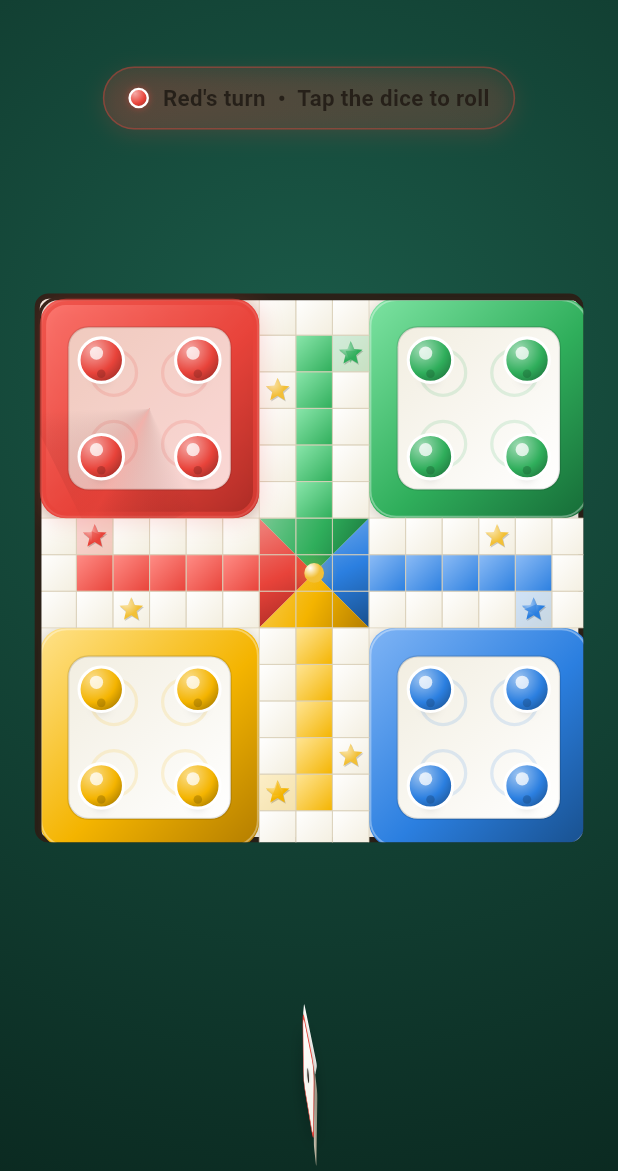
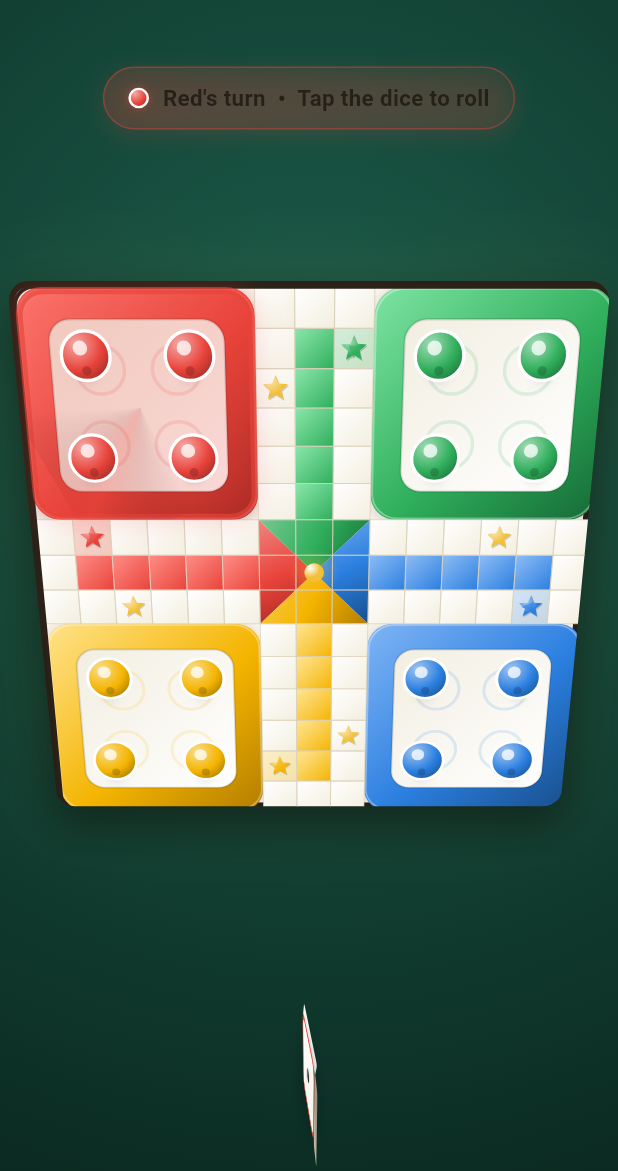
Before and after one commit to Gulshid/Ludo-Game, a Flutter app: the GameScreen screen opened directly, after a tap on the "volume up" icon, on a phone screen of 412 x 824 dp, the part 65-1236 px from its top. Run offline on Flutter 3.47's test engine with Material 3 defaults, Android fonts, the phone set to English and light mode, and no system bars; our stand-ins replace audioplayers, confetti, flutter_animate, flutter_screenutil, shared_preferences, vibration; accounts and stored records are empty.

Commit message:
Game provider is updated

```diff
--- a/ludo_game/lib/providers/game_provider.dart
+++ b/ludo_game/lib/providers/game_provider.dart
@@ -43,6 +43,7 @@ class GameProvider extends ChangeNotifier {
   // a SnackBar on every rebuild.
   int _captureEventId = 0;
   String? _lastCaptureMessage;
+  List<int>? _lastCaptureCell;
   int _turnEventId = 0;
   String? _lastTurnMessage;
 
@@ -60,6 +61,12 @@ class GameProvider extends ChangeNotifier {
 
   int get captureEventId => _captureEventId;
   String? get lastCaptureMessage => _lastCaptureMessage;
+
+  /// The (row, col) board cell the last capture happened at — set right
+  /// before the captured token(s) are sent back to their yard, so the
+  /// UI can play a one-off impact effect at that spot. `null` until the
+  /// first capture of the match.
+  List<int>? get lastCaptureCell => _lastCaptureCell;
   int get turnEventId => _turnEventId;
   String? get lastTurnMessage => _lastTurnMessage;
 
@@ -100,6 +107,7 @@ class GameProvider extends ChangeNotifier {
     _isAnimating = false;
     _captureEventId = 0;
     _lastCaptureMessage = null;
+    _lastCaptureCell = null;
     _turnEventId = 0;
     _lastTurnMessage = null;
     _finishOrder.clear();
@@ -208,6 +216,7 @@ class GameProvider extends ChangeNotifier {
       final capturedTokens =
           GameRules.captureOpponentsAt(_players, token.color, cell);
       if (capturedTokens.isNotEmpty) {
+        _lastCaptureCell = cell;
         for (final t in capturedTokens) {
           t.step = -1; // sent back to yard
         }
--- a/ludo_game/lib/widgets/ludo_board.dart
+++ b/ludo_game/lib/widgets/ludo_board.dart
@@ -1,3 +1,4 @@
+import 'dart:math' as math;
 import 'package:flutter/material.dart';
 import 'package:flutter_screenutil/flutter_screenutil.dart';
 import 'package:ludo_game/models/player_color.dart';
@@ -8,43 +9,108 @@ import '../models/board_path.dart';
 import '../models/token.dart';
 import '../providers/game_provider.dart';
 import 'board_painter.dart';
+import 'capture_burst.dart';
 import 'current_turn_glow.dart';
 import 'movable_token.dart';
 
-/// Renders the full Ludo board: 4 colored yards, the cross-shaped path,
-/// colored home lanes, safe/star cells, the center triangle, and every
-/// token positioned according to [GameProvider]'s state.
+/// Renders the full Ludo board in a lightly-tilted 3D perspective: a
+/// real, wooden-table backdrop, a raised board with drop shadow, and
+/// every token positioned according to [GameProvider]'s state.
 ///
-/// Tokens that can legally move (Phase 5) pulse and are tappable; tapping
-/// one calls [GameProvider.moveToken], which animates it cell by cell and
-/// resolves captures/blocking (Phase 6). If no match has been initialized
-/// yet, this falls back to 4 static dummy tokens per color.
-class LudoBoard extends StatelessWidget {
-  const LudoBoard({super.key});
+/// Tokens that can legally move pulse and are tappable; tapping one
+/// calls [GameProvider.moveToken], which animates it cell by cell and
+/// resolves captures/blocking. If no match has been initialized yet,
+/// this falls back to 4 static dummy tokens per color.
+class LudoBoard extends StatefulWidget {
+  /// How strongly the board is tilted for the 3D look, in radians.
+  /// 0 = perfectly flat/top-down. Kept modest so hit-testing near the
+  /// far edge stays comfortable to tap.
+  final double tilt;
+
+  const LudoBoard({super.key, this.tilt = 0.32});
+
+  @override
+  State<LudoBoard> createState() => _LudoBoardState();
+}
+
+class _LudoBoardState extends State<LudoBoard> with SingleTickerProviderStateMixin {
+  late final AnimationController _glowController;
+  int _lastSeenCaptureEventId = 0;
+  final List<_ActiveBurst> _bursts = [];
+
+  @override
+  void initState() {
+    super.initState();
+    _glowController = AnimationController(
+      vsync: this,
+      duration: const Duration(milliseconds: 1800),
+    )..repeat(reverse: true);
+  }
+
+  @override
+  void dispose() {
+    _glowController.dispose();
+    super.dispose();
+  }
+
+  Matrix4 _perspective(double tilt) {
+    return Matrix4.identity()
+      ..setEntry(3, 2, 0.0016)
+      ..rotateX(tilt);
+  }
 
   @override
   Widget build(BuildContext context) {
     final gameProvider = context.watch<GameProvider>();
+
+    if (gameProvider.isInitialized &&
+        gameProvider.captureEventId != _lastSeenCaptureEventId &&
+        gameProvider.lastCaptureCell != null) {
+      _lastSeenCaptureEventId = gameProvider.captureEventId;
+      final burst = _ActiveBurst(id: _lastSeenCaptureEventId, cell: gameProvider.lastCaptureCell!);
+      WidgetsBinding.instance.addPostFrameCallback((_) {
+        if (!mounted) return;
+        setState(() => _bursts.add(burst));
+      });
+    }
 
     return LayoutBuilder(
       builder: (context, constraints) {
         final double size = constraints.biggest.shortestSide;
         final double cellSize = size / BoardConstants.gridSize;
 
-        return Container(
+        final board = Container(
           width: size,
           height: size,
           decoration: BoxDecoration(
             color: AppColors.boardBackground,
             border: Border.all(color: AppColors.boardOuterBorder, width: 3.w),
-            borderRadius: BorderRadius.circular(8.r),
+            borderRadius: BorderRadius.circular(size * 0.035),
+            boxShadow: [
+              BoxShadow(
+                color: Colors.black.withValues(alpha: 0.5),
+                blurRadius: size * 0.06,
+                offset: Offset(0, size * 0.035),
+              ),
+              BoxShadow(
+                color: AppColors.gold.withValues(alpha: 0.06),
+                blurRadius: size * 0.12,
+                spreadRadius: size * 0.01,
+              ),
+            ],
           ),
           clipBehavior: Clip.antiAlias,
           child: Stack(
             children: [
-              CustomPaint(
-                size: Size(size, size),
-                painter: BoardPainter(cellSize: cellSize),
+              AnimatedBuilder(
+                animation: _glowController,
+                builder: (context, _) => CustomPaint(
+                  size: Size(size, size),
+                  painter: BoardPainter(
+                    cellSize: cellSize,
+                    glowT: _glowController.value,
+                  ),
+                ),
               ),
               if (gameProvider.isInitialized)
                 CurrentTurnGlow(
@@ -56,7 +122,41 @@ class LudoBoard extends StatelessWidget {
                 ..._buildStateTokens(context, gameProvider, cellSize)
               else
                 ..._buildDummyTokens(cellSize),
+              for (final burst in _bursts)
+                Positioned(
+                  left: burst.cell[1] * cellSize + cellSize / 2 - cellSize,
+                  top: burst.cell[0] * cellSize + cellSize / 2 - cellSize,
+                  width: cellSize * 2,
+                  height: cellSize * 2,
+                  child: CaptureBurst(
+                    key: ValueKey('burst_${burst.id}'),
+                    size: cellSize * 2,
+                    onDone: () {
+                      if (!mounted) return;
+                      setState(() => _bursts.removeWhere((b) => b.id == burst.id));
+                    },
+                  ),
+                ),
             ],
+          ),
+        );
+
+        return Center(
+          child: TweenAnimationBuilder<double>(
+            tween: Tween(begin: 0.85, end: 1.0),
+            duration: const Duration(milliseconds: 700),
+            curve: Curves.easeOutBack,
+            builder: (context, entrance, child) {
+              return Transform(
+                alignment: Alignment.center,
+                transform: _perspective(widget.tilt * entrance.clamp(0.0, 1.0)),
+                child: Opacity(
+                  opacity: entrance.clamp(0.0, 1.0),
+                  child: child,
+                ),
+              );
+            },
+            child: board,
           ),
         );
       },
@@ -72,19 +172,35 @@ class LudoBoard extends StatelessWidget {
     double cellSize,
   ) {
     final tokens = <Widget>[];
-    final double tokenSize = cellSize * 1.3;
+    final double tokenSize = cellSize * 1.32;
     final Set<String> movableIds = provider.movableTokenIds;
 
+    // Group tokens sharing a cell so we can fan them out slightly —
+    // otherwise stacked tokens on the same path cell hide each other.
+    final Map<String, List<Token>> byCell = {};
     for (final player in provider.players) {
       for (final token in player.tokens) {
-        final Offset center = _tokenCenter(token, cellSize);
+        final key = _cellKey(token);
+        byCell.putIfAbsent(key, () => []).add(token);
+      }
+    }
+
+    for (final entry in byCell.entries) {
+      final group = entry.value;
+      for (int i = 0; i < group.length; i++) {
+        final token = group[i];
+        final Offset base = _tokenCenter(token, cellSize);
+        final Offset fanOffset = group.length > 1
+            ? _fanOffset(i, group.length, cellSize)
+            : Offset.zero;
+        final Offset center = base + fanOffset;
         final bool isMovable = movableIds.contains(token.id);
 
         tokens.add(
           AnimatedPositioned(
             key: ValueKey(token.id),
-            duration: const Duration(milliseconds: 220),
-            curve: Curves.easeInOut,
+            duration: const Duration(milliseconds: 260),
+            curve: Curves.easeInOutCubic,
             left: center.dx - tokenSize / 2,
             top: center.dy - tokenSize / 2,
             width: tokenSize,
@@ -102,13 +218,23 @@ class LudoBoard extends StatelessWidget {
     return tokens;
   }
 
+  String _cellKey(Token token) {
+    if (token.isInYard) return 'yard_${token.color.key}_${token.slot}';
+    if (token.isFinished) return 'finished_${token.color.key}';
+    return 'cell_${token.color.key}_${token.step}';
+  }
+
+  Offset _fanOffset(int index, int total, double cellSize) {
+    final double radius = cellSize * 0.16;
+    final double angle = (2 * math.pi * index / total) - math.pi / 2;
+    return Offset(math.cos(angle) * radius, math.sin(angle) * radius);
+  }
+
   Offset _tokenCenter(Token token, double cellSize) {
     if (token.isInYard) {
       return _yardSlotCenter(token.color.key, token.slot, cellSize);
     }
     if (token.isFinished) {
-      // All finished tokens rest near the center; Phase 8 can add a
-      // nicer stacked/fan layout for the win celebration.
       return _boardCenter(cellSize);
     }
     final pos = BoardPath.absolutePosition(token.color, token.step)!;
@@ -123,7 +249,7 @@ class LudoBoard extends StatelessWidget {
   // ---------------------------------------------------------------------
   List<Widget> _buildDummyTokens(double cellSize) {
     final tokens = <Widget>[];
-    final double tokenSize = cellSize * 1.3;
+    final double tokenSize = cellSize * 1.32;
 
     for (final colorKey in BoardConstants.yardBounds.keys) {
       for (int slot = 0; slot < 4; slot++) {
@@ -180,7 +306,6 @@ class LudoBoard extends StatelessWidget {
   }
 
   Offset _boardCenter(double cellSize) {
-    // Center 3x3 block is rows 6-8, cols 6-8.
     final double left = 6 * cellSize;
     final double top = 6 * cellSize;
     final double extent = 3 * cellSize;
@@ -200,7 +325,7 @@ class _StaticToken extends StatelessWidget {
     return Container(
       decoration: BoxDecoration(
         shape: BoxShape.circle,
-        color: color,
+        gradient: AppColors.glossSphere(color, Color.lerp(color, Colors.black, 0.35)!),
         border: Border.all(color: Colors.white, width: 2.w),
         boxShadow: [
           BoxShadow(
@@ -211,15 +336,24 @@ class _StaticToken extends StatelessWidget {
         ],
       ),
       child: FractionallySizedBox(
-        widthFactor: 0.4,
-        heightFactor: 0.4,
+        widthFactor: 0.38,
+        heightFactor: 0.38,
         child: Container(
           decoration: BoxDecoration(
             shape: BoxShape.circle,
-            color: Colors.white.withValues(alpha: 0.35),
+            color: Colors.white.withValues(alpha: 0.4),
           ),
         ),
       ),
     );
   }
 }
+
+/// A capture burst currently animating on the board, keyed by the
+/// provider's capture event id so simultaneous/rapid captures never
+/// collide.
+class _ActiveBurst {
+  final int id;
+  final List<int> cell;
+  _ActiveBurst({required this.id, required this.cell});
+}
```
